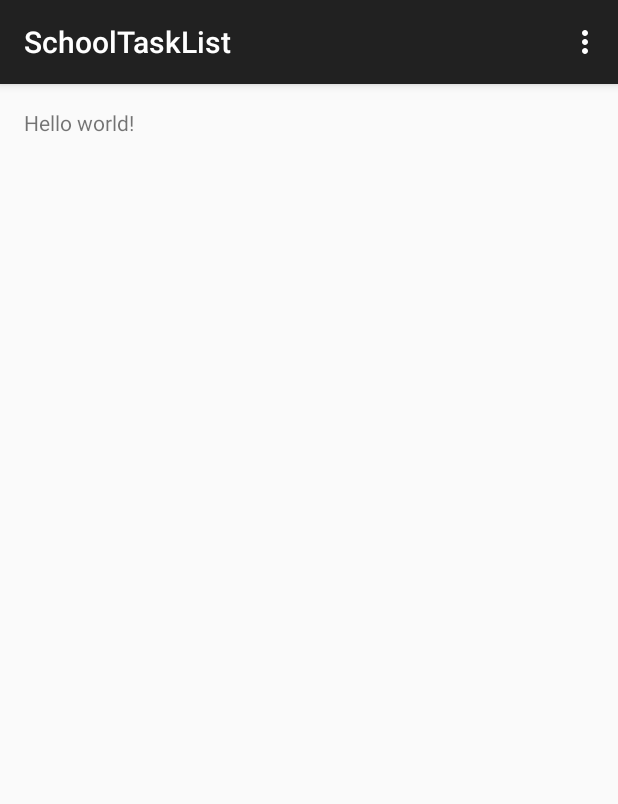
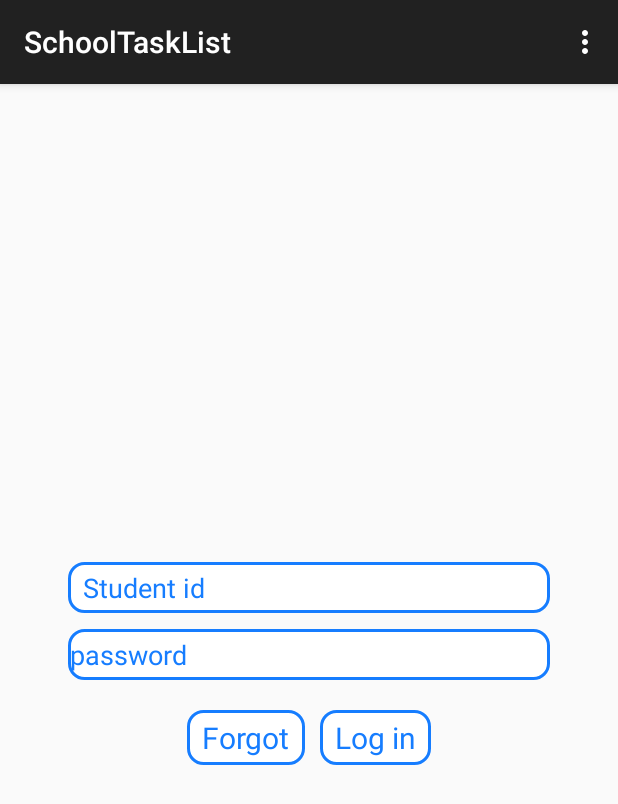
Before and after one commit to phapli/pega_hackademics_2015, an Android app: the screen it shows after launch (ActivityLogin), on a phone screen of 412 x 824 dp. Shown: the top 804 px of the screen. Run offline under Robolectric (Android 15) with nearby library versions, the light colour scheme and no system bars.

Commit message:
- start layout login

```diff
--- a/android/SchoolTaskList/app/src/main/java/schooltasklist/pega/com/schooltasklist/ActivityLogin.java
+++ b/android/SchoolTaskList/app/src/main/java/schooltasklist/pega/com/schooltasklist/ActivityLogin.java
@@ -1,13 +1,18 @@
 package schooltasklist.pega.com.schooltasklist;
 
+import android.os.Bundle;
 import android.support.v7.app.ActionBarActivity;
-import android.os.Bundle;
 import android.view.Menu;
 import android.view.MenuItem;
+import android.widget.EditText;
+import android.widget.TextView;
 
 
 public class ActivityLogin extends ActionBarActivity {
-
+    private EditText username;
+    private EditText password;
+    private TextView login;
+    private TextView forgot;
     @Override
     protected void onCreate(Bundle savedInstanceState) {
         super.onCreate(savedInstanceState);
--- /dev/null
+++ b/android/SchoolTaskList/app/src/main/res/drawable/oval.xml
@@ -0,0 +1,14 @@
+<?xml version="1.0" encoding="utf-8"?>
+<!--  res/drawable/rounded_edittext.xml -->
+<shape xmlns:android="http://schemas.android.com/apk/res/android"
+    android:shape="rectangle" android:padding="5dp">
+    <solid android:color="#FFFFFF"/>
+    <corners
+        android:bottomRightRadius="10dp"
+        android:bottomLeftRadius="10dp"
+        android:topLeftRadius="10dp"
+        android:topRightRadius="10dp"/>
+    <stroke android:width="2dp" android:color="#167dff" />
+    <padding android:left="5dp" android:top="5dp" android:right="5dp"
+        android:bottom="5dp" />
+</shape>
--- a/android/SchoolTaskList/app/src/main/res/layout/activity_login.xml
+++ b/android/SchoolTaskList/app/src/main/res/layout/activity_login.xml
@@ -1,11 +1,76 @@
 <RelativeLayout xmlns:android="http://schemas.android.com/apk/res/android"
     xmlns:tools="http://schemas.android.com/tools" android:layout_width="match_parent"
-    android:layout_height="match_parent" android:paddingLeft="@dimen/activity_horizontal_margin"
-    android:paddingRight="@dimen/activity_horizontal_margin"
-    android:paddingTop="@dimen/activity_vertical_margin"
-    android:paddingBottom="@dimen/activity_vertical_margin" tools:context=".ActivityLogin">
+    android:layout_height="match_parent"  tools:context=".ActivityLogin">
 
-    <TextView android:text="@string/hello_world" android:layout_width="wrap_content"
-        android:layout_height="wrap_content" />
+    <LinearLayout
+        android:layout_width="match_parent"
+        android:layout_height="match_parent"
+        android:orientation="vertical"
+        android:paddingLeft="45dp"
+        android:paddingRight="45dp"
+        android:gravity="center"
+        android:layout_centerVertical="true">
+
+        <EditText
+            android:id="@+id/et_activitylogin_username"
+            android:layout_width="fill_parent"
+            android:layout_height="wrap_content"
+            android:layout_marginBottom="5dip"
+            android:layout_marginTop="5dip"
+            android:background="@drawable/oval"
+            android:inputType="text"
+            android:paddingLeft="10dp"
+            android:paddingRight="10dp"
+            android:singleLine="true"
+            android:hint="Student id"
+            android:textColorHint="#167dff"/>
+        <!-- Password Label -->
+
+        <EditText
+            android:id="@+id/et_activitylogin_password"
+            android:layout_width="fill_parent"
+            android:layout_height="wrap_content"
+            android:layout_marginTop="5dip"
+            android:background="@drawable/oval"
+            android:inputType="textPassword"
+            android:paddingLeft="1dp"
+            android:paddingRight="15dp"
+            android:singleLine="true"
+            android:hint="password"
+            android:textColorHint="#167dff"/>
+            <LinearLayout
+                android:layout_width="match_parent"
+                android:layout_height="wrap_content"
+                android:orientation="horizontal"
+                android:gravity="center_horizontal"
+                android:paddingTop="10dp">
+
+                <TextView
+                    android:id="@+id/tv_activitylogin_forgot"
+                    android:layout_width="wrap_content"
+                    android:layout_height="wrap_content"
+                    android:layout_marginTop="10dip"
+                    android:background="@drawable/oval"
+                    android:paddingLeft="10dp"
+                    android:paddingRight="10dp"
+                    android:textColor="#167dff"
+                    android:textSize="20sp"
+                    android:text="Forgot"/>
+
+                <TextView
+                    android:layout_marginLeft="10dp"
+                    android:id="@+id/tv_activitylogin_login"
+                    android:layout_width="wrap_content"
+                    android:layout_height="wrap_content"
+                    android:layout_marginTop="10dip"
+                    android:background="@drawable/oval"
+                    android:paddingLeft="10dp"
+                    android:paddingRight="10dp"
+                    android:textColor="#167dff"
+                    android:textSize="20sp"
+                    android:text="Log in"/>
+
+            </LinearLayout>
+        </LinearLayout>
 
 </RelativeLayout>
```
